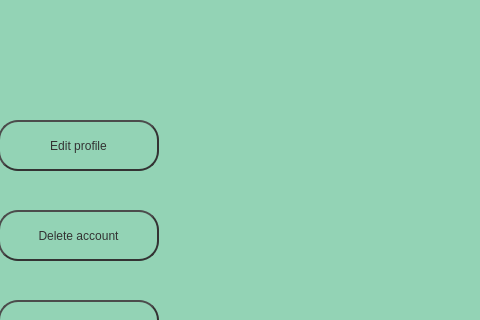
First picture: the form in setting.ui, repository romina-kh/project2_rm, before the edit; both pictures show x 272 to 752 and y 0 to 320 of the 752 by 582 pixel window.
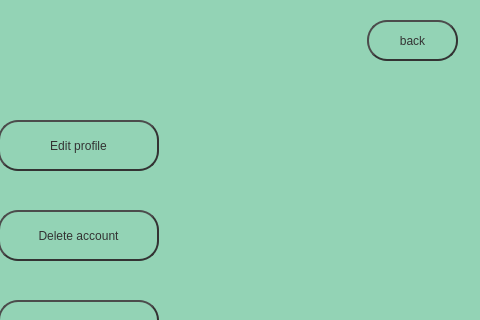
Second picture: the form after the edit.

The edit to the form file:
```diff
--- a/setting.ui
+++ b/setting.ui
@@ -160,6 +160,40 @@
     <string>Exit</string>
    </property>
   </widget>
+  <widget class="QPushButton" name="btn_back">
+   <property name="geometry">
+    <rect>
+     <x>639</x>
+     <y>20</y>
+     <width>91</width>
+     <height>41</height>
+    </rect>
+   </property>
+   <property name="styleSheet">
+    <string notr="true">QPushButton {
+font: 9pt &quot;MS Shell Dlg 2&quot;;
+color: #333;
+border: 2px solid #333;
+border-radius: 20px;
+border-style: outset;
+background: qradialgradient(
+cx: 0.3, cy: -0.4, fx: 0.3, fy: -0.4,
+radius: 1.35, stop: 0 #fff, stop: 1 #ffffff
+);
+padding: 5px;
+}
+
+QPushButton:hover {
+background: qradialgradient(
+cx: 0.3, cy: -0.4, fx: 0.3, fy: -0.4,
+radius: 1.35, stop: 0 #fff, stop: 1 #bbb
+);
+}</string>
+   </property>
+   <property name="text">
+    <string>back</string>
+   </property>
+  </widget>
  </widget>
  <resources/>
  <connections/>
```
